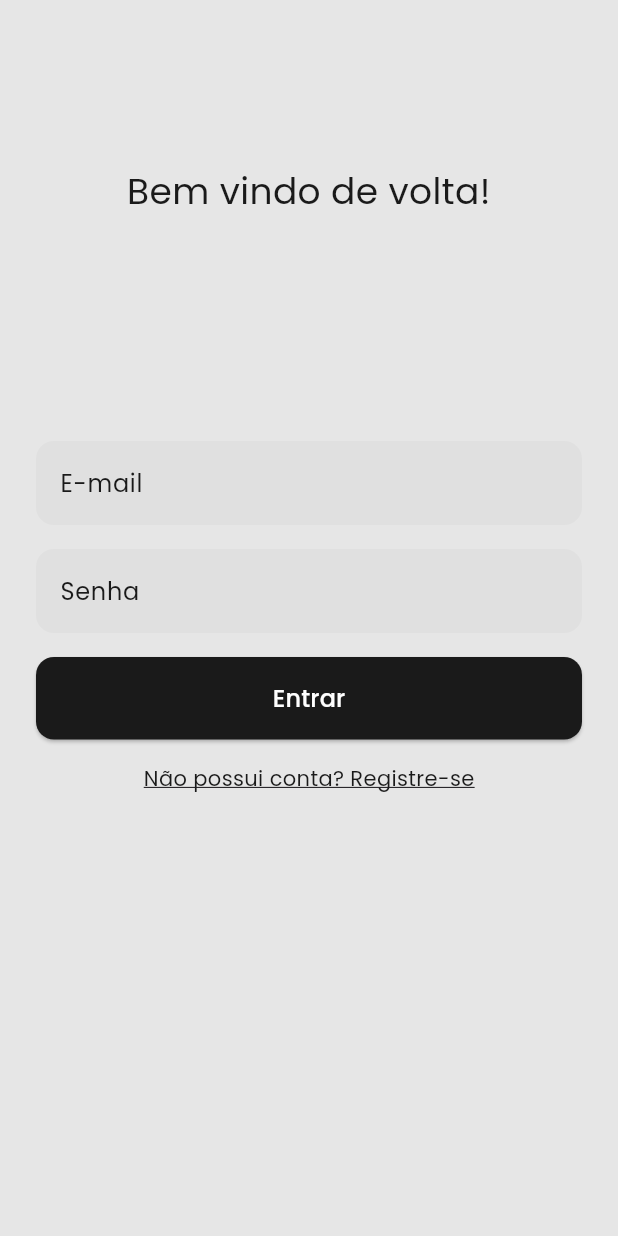
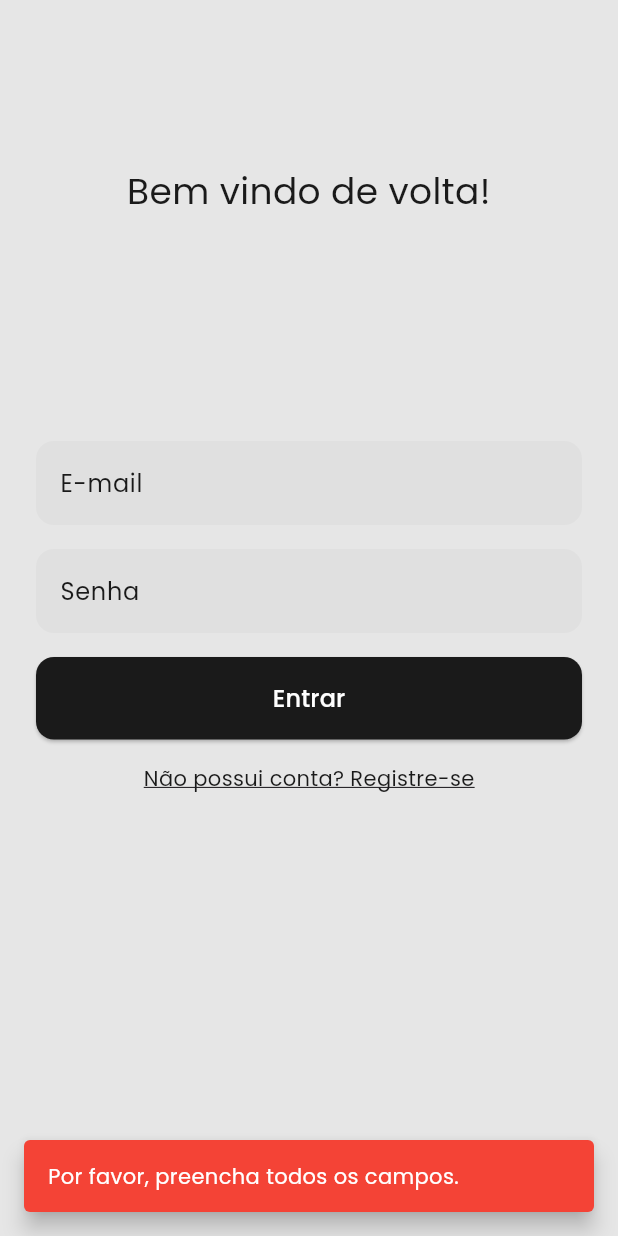
Before and after one commit to dienikwi/monitorapp, a Flutter app: the screen it shows after launch, after a tap on "Entrar", on a phone screen of 412 x 824 dp. Run offline on Flutter 3.47's test engine with Material 3 defaults, Android fonts, the phone set to English and light mode, and no system bars; our stand-ins replace cloud_firestore, firebase_auth, firebase_core, google_fonts; accounts and stored records are empty.

Commit message:
Cadastro e login de usuário

```diff
--- a/app_cuidador/lib/main.dart
+++ b/app_cuidador/lib/main.dart
@@ -1,8 +1,14 @@
 import 'package:flutter/material.dart';
+import 'package:firebase_core/firebase_core.dart';
 import 'package:google_fonts/google_fonts.dart';
 import 'pages/login_page.dart';
+import 'pages/listagem_pacientes_page.dart';
+import 'pages/splash_screen.dart';
 
-void main() {
+void main() async {
+  WidgetsFlutterBinding.ensureInitialized();
+  await Firebase.initializeApp();
+
   runApp(const MeuApp());
 }
 
@@ -13,10 +19,15 @@ class MeuApp extends StatelessWidget {
   Widget build(BuildContext context) {
     return MaterialApp(
       debugShowCheckedModeBanner: false,
-      home: LoginPage(),
       theme: ThemeData(
         textTheme: GoogleFonts.poppinsTextTheme(),
       ),
+      initialRoute: '/',
+      routes: {
+        '/': (context) => const SplashScreen(),
+        '/login': (context) => const LoginPage(),
+        '/pacientes': (context) => const ListagemPacientesPage(),
+      },
     );
   }
 }
--- a/app_cuidador/lib/pages/login_page.dart
+++ b/app_cuidador/lib/pages/login_page.dart
@@ -1,23 +1,91 @@
-import 'package:app_cuidador/pages/cadastro_page.dart';
 import 'package:flutter/material.dart';
 import '../components/custom_button.dart';
 import '../components/custom_textfield.dart';
 import '../utils/colors.dart';
+import '../service/auth_service.dart';
+import 'cadastro_page.dart';
 
-class LoginPage extends StatelessWidget {
+class LoginPage extends StatefulWidget {
+  const LoginPage({super.key});
+
+  @override
+  State<LoginPage> createState() => _LoginPageState();
+}
+
+class _LoginPageState extends State<LoginPage> {
   final TextEditingController emailController = TextEditingController();
   final TextEditingController senhaController = TextEditingController();
 
-  LoginPage({super.key});
+  final _authService = AuthService();
+  bool _carregando = false;
+
+  void _mostrarAlerta(BuildContext context, String mensagem) {
+    final snackBar = SnackBar(
+      content: Text(
+        mensagem,
+        style: const TextStyle(color: Colors.white),
+      ),
+      backgroundColor: Colors.red,
+      behavior: SnackBarBehavior.floating,
+      margin: const EdgeInsets.all(16),
+      duration: const Duration(seconds: 3),
+    );
+
+    ScaffoldMessenger.of(context).showSnackBar(snackBar);
+  }
+
+  void _login() async {
+    final email = emailController.text.trim();
+    final senha = senhaController.text.trim();
+
+    final emailValido = RegExp(r"^[\w-\.]+@([\w-]+\.)+[\w-]{2,4}$");
+
+    if (email.isEmpty || senha.isEmpty) {
+      _mostrarAlerta(context, 'Por favor, preencha todos os campos.');
+      return;
+    }
+
+    if (!emailValido.hasMatch(email)) {
+      _mostrarAlerta(context, 'Informe um e-mail válido.');
+      return;
+    }
+
+    setState(() => _carregando = true);
+
+    try {
+      await _authService.loginUsuario(email: email, senha: senha);
+
+      if (!mounted) return;
+
+      Navigator.pushReplacementNamed(context, '/pacientes');
+
+      ScaffoldMessenger.of(context).showSnackBar(
+        const SnackBar(
+          content: Text('Login realizado com sucesso!',
+              style: TextStyle(color: Colors.white)),
+          backgroundColor: Colors.green,
+          behavior: SnackBarBehavior.floating,
+          margin: EdgeInsets.all(16),
+        ),
+      );
+    } catch (e) {
+      _mostrarAlerta(context, e.toString().replaceAll('Exception: ', ''));
+    }
+
+    setState(() => _carregando = false);
+  }
 
   @override
   Widget build(BuildContext context) {
-    return Scaffold(
+    return Stack(
+      children: [
+        Scaffold(
           backgroundColor: AppColors.fundo,
           body: SingleChildScrollView(
             child: Center(
               child: Padding(
-            padding: const EdgeInsets.symmetric(horizontal: 24, vertical: 60),
+                padding:
+                    const EdgeInsets.symmetric(horizontal: 24, vertical: 60),
                 child: Column(
                   mainAxisAlignment: MainAxisAlignment.center,
                   children: [
@@ -44,9 +112,7 @@ class LoginPage extends StatelessWidget {
                     const SizedBox(height: 16),
                     CustomButton(
                       texto: 'Entrar',
-                  onPressed: () {
-                    // Abrir tela com pacientes, lista carregada...
-                  },
+                      onPressed: _carregando ? () {} : _login,
                     ),
                     const SizedBox(height: 16),
                     GestureDetector(
@@ -70,6 +136,17 @@ class LoginPage extends StatelessWidget {
               ),
             ),
           ),
+        ),
+        if (_carregando)
+          Container(
+            color: Colors.black54,
+            child: const Center(
+              child: CircularProgressIndicator(
+                valueColor: AlwaysStoppedAnimation<Color>(Color(0xFF00A4C5)),
+              ),
+            ),
+          ),
+      ],
     );
   }
 }
--- /dev/null
+++ b/app_cuidador/lib/pages/splash_screen.dart
@@ -0,0 +1,44 @@
+import 'package:flutter/material.dart';
+import 'package:firebase_auth/firebase_auth.dart';
+import '../utils/colors.dart';
+
+class SplashScreen extends StatefulWidget {
+  const SplashScreen({super.key});
+
+  @override
+  State<SplashScreen> createState() => _SplashScreenState();
+}
+
+class _SplashScreenState extends State<SplashScreen> {
+  @override
+  void initState() {
+    super.initState();
+    _verificarLogin();
+  }
+
+  Future<void> _verificarLogin() async {
+    await Future.delayed(const Duration(seconds: 2));
+
+    final usuario = FirebaseAuth.instance.currentUser;
+
+    if (!mounted) return;
+
+    if (usuario != null) {
+      Navigator.pushReplacementNamed(context, '/pacientes');
+    } else {
+      Navigator.pushReplacementNamed(context, '/login');
+    }
+  }
+
+  @override
+  Widget build(BuildContext context) {
+    return const Scaffold(
+      backgroundColor: AppColors.fundo,
+      body: Center(
+        child: CircularProgressIndicator(
+          valueColor: AlwaysStoppedAnimation<Color>(Color(0xFF00A4C5)),
+        ),
+      ),
+    );
+  }
+}
--- a/app_cuidador/pubspec.yaml
+++ b/app_cuidador/pubspec.yaml
@@ -12,6 +12,9 @@ dependencies:
   flutter:
     sdk: flutter
   google_fonts: ^6.1.0
+  firebase_core: ^2.32.0
+  firebase_auth: ^4.17.5
+  cloud_firestore: ^4.13.5
 
   cupertino_icons: ^1.0.8
 
```
Also changed, not shown: app_cuidador/lib/pages/cadastro_page.dart (+87 -39 lines), app_cuidador/lib/pages/listagem_pacientes_page.dart (added, +36 -0 lines), app_cuidador/lib/service/auth_service.dart (added, +62 -0 lines), app_cuidador/firebase.json (added), app_cuidador/lib/firebase_options.dart (added), app_cuidador/pubspec.lock, 4 other files. Lines whose indentation alone changed are shown as unchanged.
